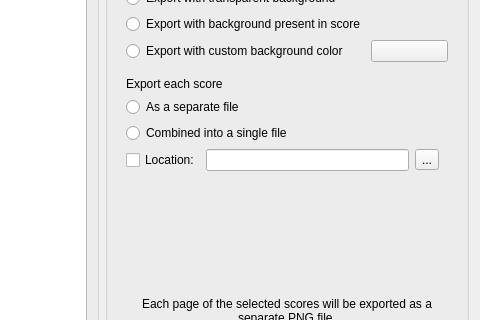
First picture: the form in mscore/exportdialog.ui, repository worldwideweary/MuseScore, before the edit; both pictures show x 277 to 757 and y 183 to 503 of the 757 by 649 pixel window.
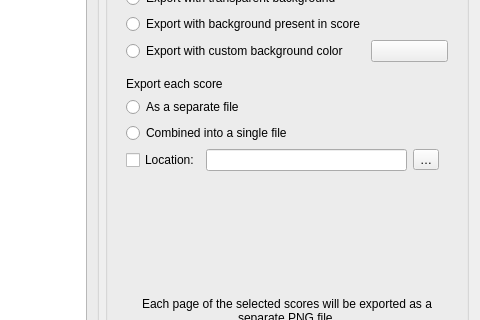
Second picture: the form after the edit. Custom widgets are drawn as their Qt base class.

The edit to the form file:
```diff
--- a/mscore/exportdialog.ui
+++ b/mscore/exportdialog.ui
@@ -486,7 +486,7 @@
                <item>
                 <widget class="QToolButton" name="pdfDirectoryButton">
                  <property name="text">
-                  <string>...</string>
+                  <string notr="true">…</string>
                  </property>
                 </widget>
                </item>
```
